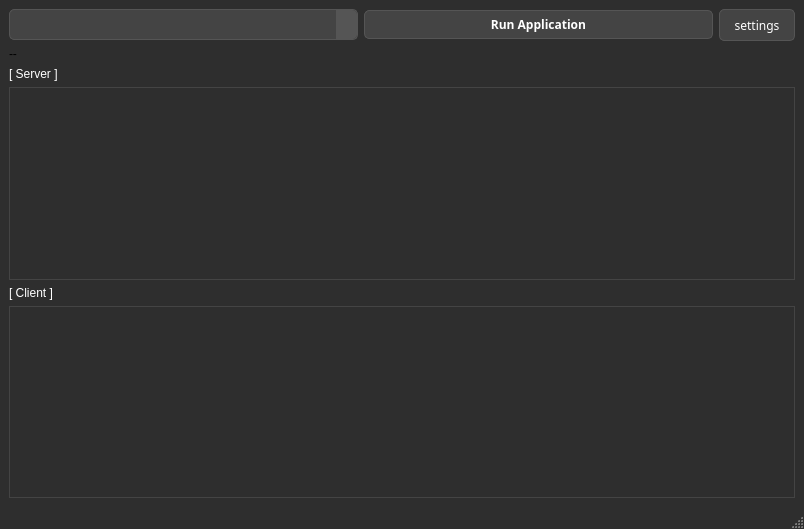
The window that src/main.ui (gusdnd3150/communication-gui) describes before a commit, drawn with Qt 5.
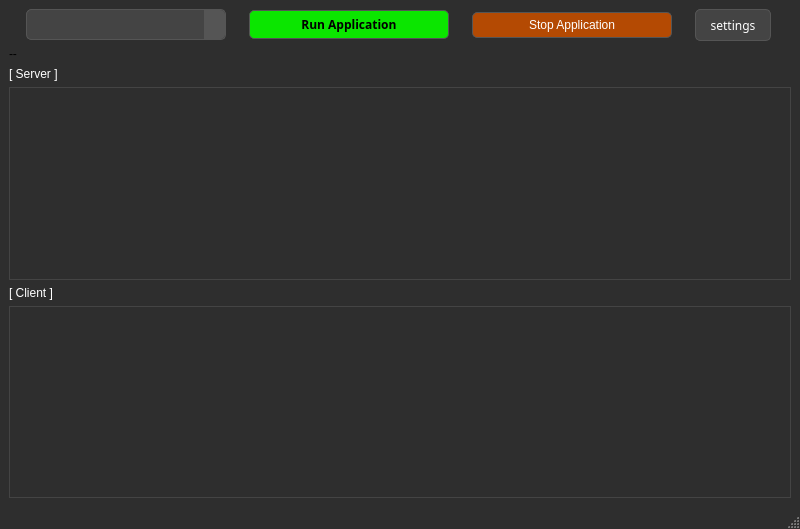
The same window after the commit.

```diff
--- a/src/main.ui
+++ b/src/main.ui
@@ -6,7 +6,7 @@
    <rect>
     <x>0</x>
     <y>0</y>
-    <width>804</width>
+    <width>800</width>
     <height>529</height>
    </rect>
   </property>
@@ -18,10 +18,16 @@
   </property>
   <property name="minimumSize">
    <size>
-    <width>700</width>
+    <width>500</width>
     <height>400</height>
    </size>
   </property>
+  <property name="maximumSize">
+   <size>
+    <width>800</width>
+    <height>16777215</height>
+   </size>
+  </property>
   <property name="baseSize">
    <size>
     <width>600</width>
@@ -48,7 +54,7 @@
    <layout class="QVBoxLayout" name="verticalLayout_2">
     <item>
      <layout class="QGridLayout" name="gridLayout">
-      <item row="0" column="2">
+      <item row="0" column="3">
        <widget class="QToolButton" name="btn_settings">
         <property name="font">
          <font>
@@ -79,41 +85,14 @@
         </property>
        </widget>
       </item>
-      <item row="0" column="1">
-       <widget class="QPushButton" name="btn_start">
-        <property name="font">
-         <font>
-          <family>맑은 고딕</family>
-          <weight>75</weight>
-          <bold>true</bold>
-         </font>
-        </property>
-        <property name="styleSheet">
-         <string notr="true">QPushButton {
-    background-color: #444444;
-    color: #FFFFFF;
-    border: 1px solid #555555;
-    padding: 5px 10px;
-    border-radius: 5px;
-}
-
-QPushButton:hover {
-    background-color: #555555;
-    border: 1px solid #666666;
-}
-
-QPushButton:pressed {
-    background-color: #333333;
-    border: 1px solid #444444;
-}</string>
-        </property>
-        <property name="text">
-         <string>Run Application</string>
-        </property>
-       </widget>
-      </item>
       <item row="0" column="0">
        <widget class="QComboBox" name="combo_pkg">
+        <property name="maximumSize">
+         <size>
+          <width>200</width>
+          <height>16777215</height>
+         </size>
+        </property>
         <property name="font">
          <font>
           <family>맑은 고딕</family>
@@ -157,6 +136,77 @@
         </property>
        </widget>
       </item>
+      <item row="0" column="1">
+       <widget class="QPushButton" name="btn_start">
+        <property name="maximumSize">
+         <size>
+          <width>200</width>
+          <height>16777215</height>
+         </size>
+        </property>
+        <property name="font">
+         <font>
+          <family>맑은 고딕</family>
+          <weight>75</weight>
+          <bold>true</bold>
+         </font>
+        </property>
+        <property name="styleSheet">
+         <string notr="true">QPushButton {
+    background-color: rgb(11, 230, 0);
+    color: black;
+    border: 1px solid #555555;
+    padding: 5px 10px;
+    border-radius: 5px;
+}
+
+QPushButton:hover {
+    background-color: rgb(80, 190, 11);
+    border: 1px solid #666666;
+}
+
+QPushButton:pressed {
+    background-color: rgb(7, 143, 0);
+    border: 1px solid #444444;
+}</string>
+        </property>
+        <property name="text">
+         <string>Run Application</string>
+        </property>
+       </widget>
+      </item>
+      <item row="0" column="2">
+       <widget class="QPushButton" name="btn_stop">
+        <property name="maximumSize">
+         <size>
+          <width>200</width>
+          <height>16777215</height>
+         </size>
+        </property>
+        <property name="styleSheet">
+         <string notr="true">QPushButton {
+    background-color: rgb(180, 74, 3);
+    color: white;
+    border: 1px solid #555555;
+    padding: 5px 10px;
+    border-radius: 5px;
+}
+
+QPushButton:hover {
+    background-color: rgb(255, 74, 74);
+    border: 1px solid #666666;
+}
+
+QPushButton:pressed {
+    background-color: rgb(255, 74, 74);
+    border: 1px solid #444444;
+}</string>
+        </property>
+        <property name="text">
+         <string>Stop Application</string>
+        </property>
+       </widget>
+      </item>
      </layout>
     </item>
     <item>
```
Left out of the diff: 4 changed lines with no effect on the pictures.
